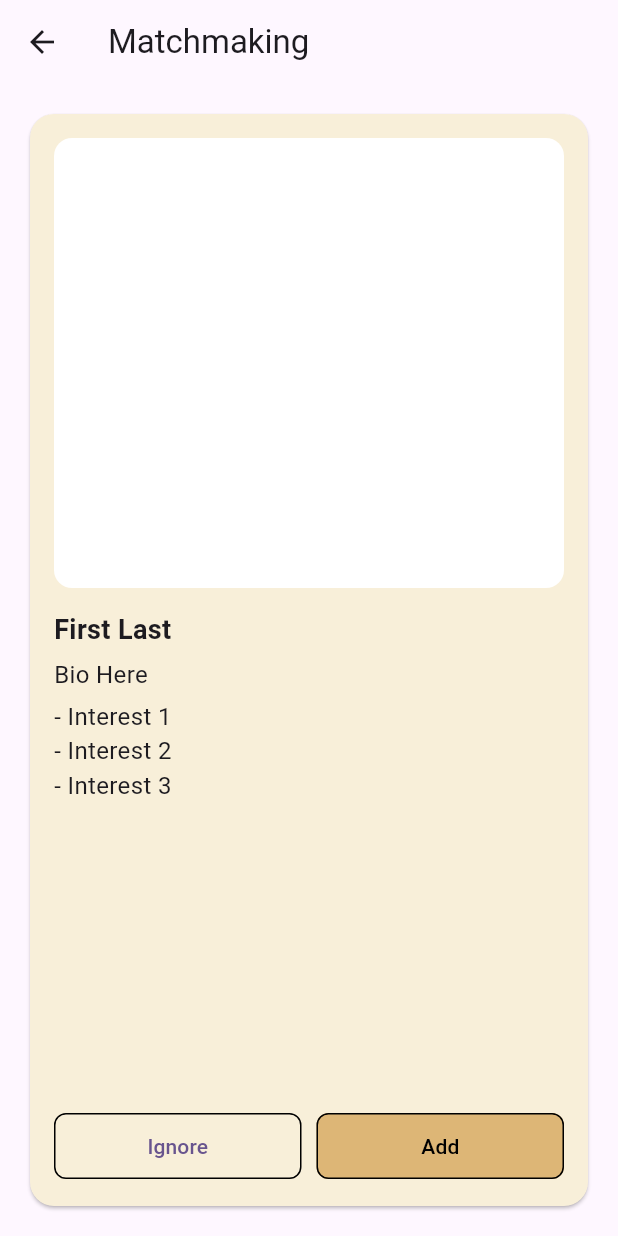
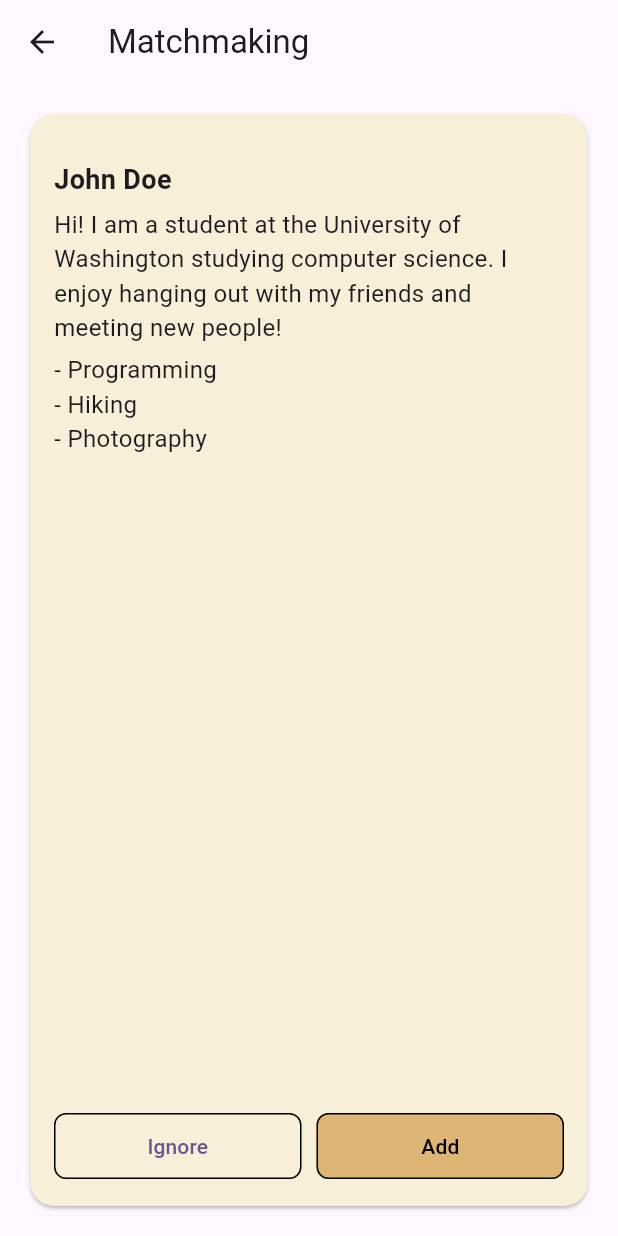
Before and after one commit to yonasnat/tapin-uw, a Flutter app: the MatchmakingScreen screen opened directly, on a phone screen of 412 x 824 dp. Run offline on Flutter 3.47's test engine with Material 3 defaults, Android fonts, the phone set to English and light mode, and no system bars.

Commit message:
Removed profile picture for matchmaking (temp change)

```diff
--- a/flutter_frontend/lib/matchmaking_screen.dart
+++ b/flutter_frontend/lib/matchmaking_screen.dart
@@ -23,19 +23,20 @@ class _MatchmakingScreenState extends State<MatchmakingScreen> {
             child: Column(
               children: [
                 // Photo Here
-                Container(
-                  height: 300,
-                  decoration: BoxDecoration(
-                    color: Colors.white,
-                    borderRadius: BorderRadius.circular(12.0),
-                  ),
-                ),
+                // Container(
+                //   height: 300,
+                //   decoration: BoxDecoration(
+                //     color: Colors.white,
+                //     borderRadius: BorderRadius.circular(12.0),
+                //   ),
+                // ),
+                // Image.asset('assets/images/blank_profile_picture.png', width: 300, height: 300),
                 SizedBox(height: 15),
                 // User First Name, Last Name
                 Align(
                   alignment: Alignment.centerLeft,
                   child: Text(
-                    'First Last',
+                    'John Doe',
                     style: TextStyle(
                       fontSize: 18.0,
                       fontWeight: FontWeight.bold,
@@ -46,7 +47,7 @@ class _MatchmakingScreenState extends State<MatchmakingScreen> {
                 // User Bio
                 Align(
                   alignment: Alignment.centerLeft,
-                  child: Text('Bio Here', style: TextStyle(fontSize: 16)),
+                  child: Text('Hi! I am a student at the University of Washington studying computer science. I enjoy hanging out with my friends and meeting new people!', style: TextStyle(fontSize: 16)),
                 ),
                 SizedBox(height: 5),
                 // Interests List
@@ -56,9 +57,9 @@ class _MatchmakingScreenState extends State<MatchmakingScreen> {
                     crossAxisAlignment: CrossAxisAlignment.start,
                     children: [
                       // Pull list of interests from backend
-                      Text('- Interest 1', style: TextStyle(fontSize: 16)),
-                      Text('- Interest 2', style: TextStyle(fontSize: 16)),
-                      Text('- Interest 3', style: TextStyle(fontSize: 16)),
+                      Text('- Programming', style: TextStyle(fontSize: 16)),
+                      Text('- Hiking', style: TextStyle(fontSize: 16)),
+                      Text('- Photography', style: TextStyle(fontSize: 16)),
                     ],
                   ),
                 ),
```
Also changed, not shown: flutter_frontend/lib/sign_up.dart (+8 -9 lines), assets/images/blank_profile_picture.png (added).
